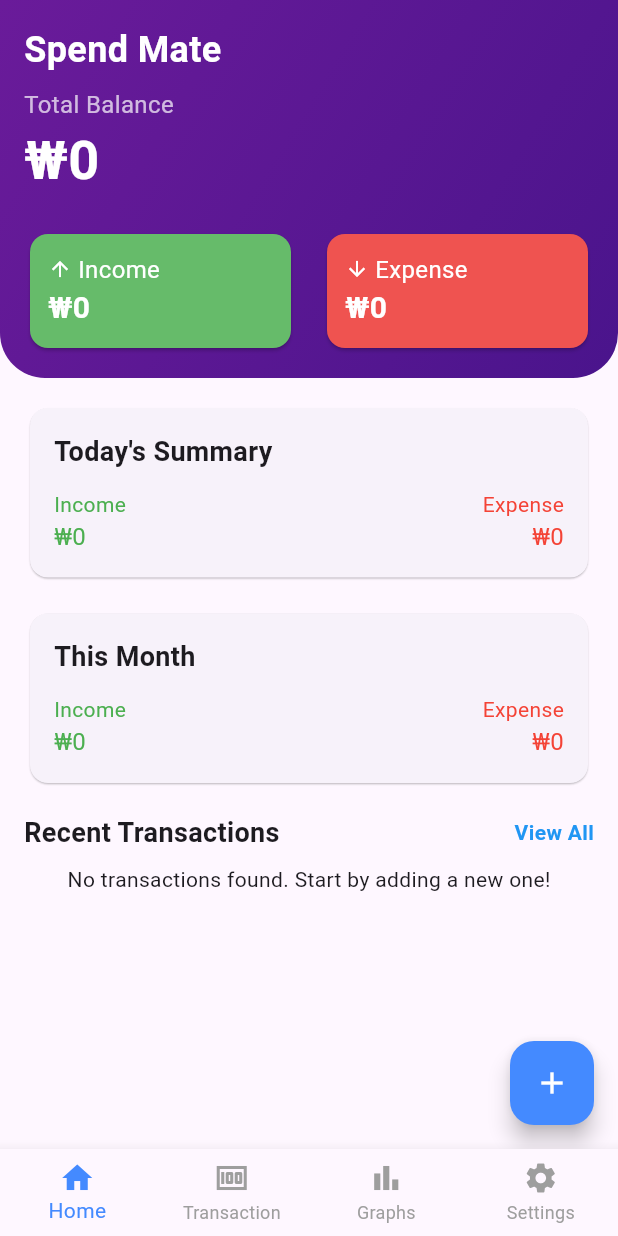
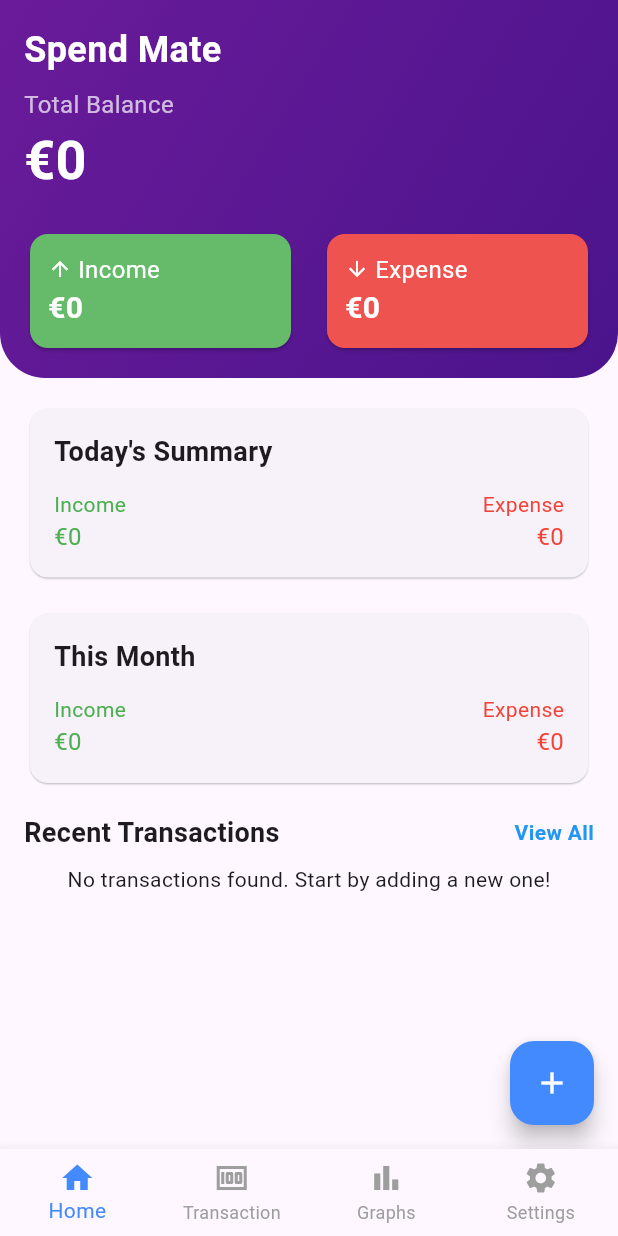
Before and after one commit to bayazidht/spend_mate, a Flutter app: the screen it shows once a user with an empty profile is signed in, on a phone screen of 412 x 824 dp. Run offline on Flutter 3.47's test engine with Material 3 defaults, Android fonts, the phone set to English and light mode, and no system bars; our stand-ins replace cloud_firestore, firebase_auth, firebase_core, fl_chart, google_sign_in, shared_preferences; accounts and stored records are empty; statements that could not run were skipped.

Commit message:
feat: Implement currency selection and display
This commit introduces a new `SettingsProvider` to manage user-selectable currency settings. The selected currency is now dynamically displayed across all relevant UI components, and the default currency has been changed to Euro (€).

### Key Changes:

-   **`SettingsProvider`:**
    -   Created `SettingsProvider` to manage and persist the user's selected currency using `SharedPreferences`.
    -   The default currency is now set to `'€'`.

-   **`SettingsScreen`:**
    -   Updated the `SettingsScreen` to allow users to choose their preferred currency from a dropdown list (`'€', '$', '₩', '£', '₹'`). The selection is saved via the `SettingsProvider`.

-   **UI Integration:**
    -   Connected `SettingsProvider` to various screens and widgets to display the dynamic currency symbol:
        -   `AddTransactionScreen` (Amount field label)
        -   `TransactionDetailScreen` (Transaction amount)
        -   `TransactionItem` (Transaction list view)
        -   `DynamicHeader` (Total balance, income, and expense)
        -   `SummaryCard` (Daily/monthly income and expense)

-   **Minor Refactor:**
    -   Corrected a nullable type mismatch in `add_transaction_screen.dart` for the `notes` field.
    -   Removed an unused `intl` import from `home_screen.dart`.

```diff
--- a/lib/main.dart
+++ b/lib/main.dart
@@ -7,7 +7,7 @@ import 'package:spend_mate/services/auth_service.dart';
 import 'package:spend_mate/providers/transaction_provider.dart'; // নতুন import
 import 'package:spend_mate/screens/wrapper.dart';
 import 'firebase_options.dart';
-import 'package:firebase_auth/firebase_auth.dart'; // নতুন import
+import 'package:firebase_auth/firebase_auth.dart';
 
 void main() async {
   WidgetsFlutterBinding.ensureInitialized();
--- a/lib/providers/settings_provider.dart
+++ b/lib/providers/settings_provider.dart
@@ -3,7 +3,7 @@ import 'package:shared_preferences/shared_preferences.dart';
 
 class SettingsProvider with ChangeNotifier {
   static const String _currencyKey = 'selectedCurrency';
-  String _selectedCurrency = '₩'; // Default currency
+  String _selectedCurrency = '€';
 
   String get selectedCurrency => _selectedCurrency;
 
@@ -13,7 +13,7 @@ class SettingsProvider with ChangeNotifier {
 
   Future<void> _loadSettings() async {
     final prefs = await SharedPreferences.getInstance();
-    _selectedCurrency = prefs.getString(_currencyKey) ?? '₩';
+    _selectedCurrency = prefs.getString(_currencyKey) ?? '€';
     notifyListeners();
   }
 
--- a/lib/screens/graphs/graphs_screen.dart
+++ b/lib/screens/graphs/graphs_screen.dart
@@ -3,6 +3,8 @@ import 'package:provider/provider.dart';
 import 'package:fl_chart/fl_chart.dart';
 import 'package:spend_mate/providers/transaction_provider.dart';
 import 'dart:math';
+
+import '../../providers/settings_provider.dart';
 
 class GraphsScreen extends StatelessWidget {
   const GraphsScreen({super.key});
--- a/lib/screens/home/home_screen.dart
+++ b/lib/screens/home/home_screen.dart
@@ -6,7 +6,6 @@ import 'package:spend_mate/screens/transactions/add_transaction_screen.dart';
 import 'package:spend_mate/widgets/dynamic_header.dart';
 import 'package:spend_mate/widgets/summary_card.dart';
 import 'package:spend_mate/widgets/transaction_item.dart';
-import 'package:intl/intl.dart';
 
 import 'base_scaffold.dart';
 
--- a/lib/screens/settings/settings_screen.dart
+++ b/lib/screens/settings/settings_screen.dart
@@ -15,7 +15,7 @@ class SettingsScreen extends StatelessWidget {
     final authService = Provider.of<AuthService>(context, listen: false);
 
     final settingsProvider = Provider.of<SettingsProvider>(context);
-    final availableCurrencies = ['₩', '\$', '€', '£', '₹'];
+    final availableCurrencies = ['€', '\$', '₩', '£', '₹'];
 
     return Scaffold(
       appBar: AppBar(
--- a/lib/screens/transactions/transaction_detail_screen.dart
+++ b/lib/screens/transactions/transaction_detail_screen.dart
@@ -4,6 +4,8 @@ import 'package:spend_mate/models/transaction_model.dart';
 import 'package:spend_mate/providers/transaction_provider.dart';
 import 'package:spend_mate/screens/transactions/add_transaction_screen.dart';
 import 'package:intl/intl.dart';
+
+import '../../providers/settings_provider.dart';
 
 class TransactionDetailScreen extends StatelessWidget {
   final TransactionModel transaction;
@@ -13,6 +15,7 @@ class TransactionDetailScreen extends StatelessWidget {
   @override
   Widget build(BuildContext context) {
     final provider = Provider.of<TransactionProvider>(context, listen: false);
+    final currency = Provider.of<SettingsProvider>(context).selectedCurrency;
     final isIncome = transaction.type == TransactionType.income;
 
     Future<void> _deleteTransaction() async {
@@ -89,7 +92,7 @@ class TransactionDetailScreen extends StatelessWidget {
                       style: TextStyle(fontSize: 18, color: isIncome ? Colors.green : Colors.red),
                     ),
                     Text(
-                      '₩${transaction.amount.toStringAsFixed(2)}',
+                      '$currency${transaction.amount.toStringAsFixed(2)}',
                       style: TextStyle(
                         fontSize: 30,
                         fontWeight: FontWeight.bold,
--- a/lib/widgets/dynamic_header.dart
+++ b/lib/widgets/dynamic_header.dart
@@ -1,4 +1,7 @@
 import 'package:flutter/material.dart';
+import 'package:provider/provider.dart';
+
+import '../providers/settings_provider.dart';
 
 class DynamicHeader extends StatelessWidget {
   final double totalBalance;
@@ -9,6 +12,8 @@ class DynamicHeader extends StatelessWidget {
 
   @override
   Widget build(BuildContext context) {
+    final currency = Provider.of<SettingsProvider>(context).selectedCurrency;
+
     return Container(
       padding: const EdgeInsets.all(16.0),
       decoration: const BoxDecoration(
@@ -28,7 +33,7 @@ class DynamicHeader extends StatelessWidget {
           const Text('Spend Mate', style: TextStyle(color: Colors.white, fontSize: 24, fontWeight: FontWeight.bold)),
           const SizedBox(height: 8),
           const Text('Total Balance', style: TextStyle(color: Colors.white70, fontSize: 16)),
-          Text('₩${totalBalance.toStringAsFixed(0)}', style: const TextStyle(color: Colors.white, fontSize: 36, fontWeight: FontWeight.bold)),
+          Text('$currency${totalBalance.toStringAsFixed(0)}', style: const TextStyle(color: Colors.white, fontSize: 36, fontWeight: FontWeight.bold)),
           const SizedBox(height: 20),
           Row(
             children: <Widget>[
@@ -47,7 +52,7 @@ class DynamicHeader extends StatelessWidget {
                             Text('Income', style: TextStyle(color: Colors.white, fontSize: 16)),
                           ],
                         ),
-                        Text('₩${totalIncome.toStringAsFixed(0)}', style: const TextStyle(color: Colors.white, fontSize: 20, fontWeight: FontWeight.bold)),
+                        Text('$currency${totalIncome.toStringAsFixed(0)}', style: const TextStyle(color: Colors.white, fontSize: 20, fontWeight: FontWeight.bold)),
                       ],
                     ),
                   ),
@@ -69,7 +74,7 @@ class DynamicHeader extends StatelessWidget {
                             Text('Expense', style: TextStyle(color: Colors.white, fontSize: 16)),
                           ],
                         ),
-                        Text('₩${totalExpense.toStringAsFixed(0)}', style: const TextStyle(color: Colors.white, fontSize: 20, fontWeight: FontWeight.bold)),
+                        Text('$currency${totalExpense.toStringAsFixed(0)}', style: const TextStyle(color: Colors.white, fontSize: 20, fontWeight: FontWeight.bold)),
                       ],
                     ),
                   ),
--- a/lib/widgets/summary_card.dart
+++ b/lib/widgets/summary_card.dart
@@ -1,4 +1,7 @@
 import 'package:flutter/material.dart';
+import 'package:provider/provider.dart';
+
+import '../providers/settings_provider.dart';
 
 class SummaryCard extends StatelessWidget {
   final String title;
@@ -9,6 +12,8 @@ class SummaryCard extends StatelessWidget {
 
   @override
   Widget build(BuildContext context) {
+    final currency = Provider.of<SettingsProvider>(context).selectedCurrency;
+
     return Card(
       elevation: 0.5,
       shape: RoundedRectangleBorder(borderRadius: BorderRadius.circular(12)),
@@ -26,14 +31,14 @@ class SummaryCard extends StatelessWidget {
                   crossAxisAlignment: CrossAxisAlignment.start,
                   children: [
                     const Text('Income', style: TextStyle(color: Colors.green)),
-                    Text('₩${income.toStringAsFixed(0)}', style: const TextStyle(fontSize: 16, color: Colors.green)),
+                    Text('$currency${income.toStringAsFixed(0)}', style: const TextStyle(fontSize: 16, color: Colors.green)),
                   ],
                 ),
                 Column(
                   crossAxisAlignment: CrossAxisAlignment.end,
                   children: [
                     const Text('Expense', style: TextStyle(color: Colors.red)),
-                    Text('₩${expense.toStringAsFixed(0)}', style: const TextStyle(fontSize: 16, color: Colors.red)),
+                    Text('$currency${expense.toStringAsFixed(0)}', style: const TextStyle(fontSize: 16, color: Colors.red)),
                   ],
                 ),
               ],
--- a/lib/widgets/transaction_item.dart
+++ b/lib/widgets/transaction_item.dart
@@ -1,7 +1,9 @@
 import 'package:flutter/material.dart';
 import 'package:intl/intl.dart';
+import 'package:provider/provider.dart';
 
 import '../models/transaction_model.dart';
+import '../providers/settings_provider.dart';
 import '../screens/transactions/transaction_detail_screen.dart';
 
 class TransactionItem extends StatelessWidget {
@@ -11,6 +13,7 @@ class TransactionItem extends StatelessWidget {
 
   @override
   Widget build(BuildContext context) {
+    final currency = Provider.of<SettingsProvider>(context).selectedCurrency;
 
     final String name = tx.category;
     final double amount = tx.amount;
@@ -28,7 +31,7 @@ class TransactionItem extends StatelessWidget {
       title: Text(name),
       subtitle: Text(date),
       trailing: Text(
-        '${isIncome ? '+' : '-'}₩${amount.toStringAsFixed(0)}',
+        '${isIncome ? '+' : '-'}$currency${amount.toStringAsFixed(0)}',
         style: TextStyle(
           color: isIncome ? Colors.green : Colors.red,
           fontWeight: FontWeight.bold,
```
Also changed, not shown: lib/screens/transactions/add_transaction_screen.dart (+6 -3 lines).
